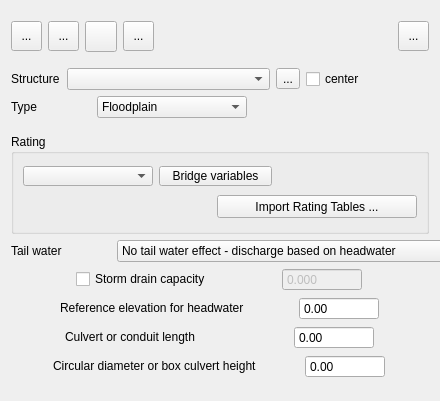
This is flo2d/ui/struct_editor.ui in FLO-2DSoftware/qgis-flo-2d-plugin as Qt 5 draws it before an edit. The edited form follows.
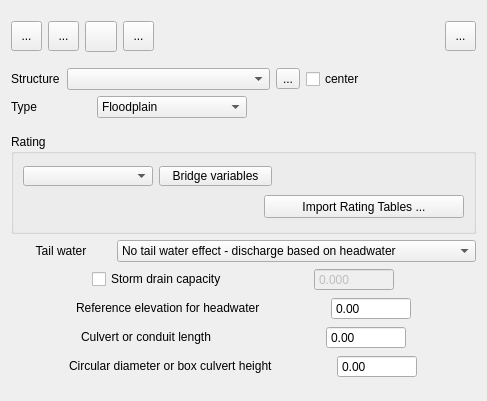
This is the edited form. Icons and pictures are not drawn.

Diff of the .ui file:
```diff
--- a/flo2d/ui/struct_editor.ui
+++ b/flo2d/ui/struct_editor.ui
@@ -6,12 +6,12 @@
    <rect>
     <x>0</x>
     <y>0</y>
-    <width>440</width>
+    <width>487</width>
     <height>401</height>
    </rect>
   </property>
   <property name="sizePolicy">
-   <sizepolicy hsizetype="Preferred" vsizetype="Preferred">
+   <sizepolicy hsizetype="Preferred" vsizetype="Fixed">
     <horstretch>0</horstretch>
     <verstretch>0</verstretch>
    </sizepolicy>
@@ -335,7 +335,7 @@
      <item>
       <widget class="QGroupBox" name="groupBox">
        <property name="sizePolicy">
-        <sizepolicy hsizetype="Fixed" vsizetype="Fixed">
+        <sizepolicy hsizetype="Expanding" vsizetype="Expanding">
          <horstretch>0</horstretch>
          <verstretch>0</verstretch>
         </sizepolicy>
@@ -348,7 +348,7 @@
        </property>
        <property name="maximumSize">
         <size>
-         <width>500</width>
+         <width>16777215</width>
          <height>100</height>
         </size>
        </property>
@@ -476,6 +476,9 @@
       <layout class="QVBoxLayout" name="verticalLayout">
        <item>
         <layout class="QHBoxLayout" name="horizontalLayout">
+         <property name="sizeConstraint">
+          <enum>QLayout::SetNoConstraint</enum>
+         </property>
          <item>
           <widget class="QLabel" name="label_5">
            <property name="sizePolicy">
@@ -499,12 +502,15 @@
            <property name="text">
             <string>Tail water</string>
            </property>
+           <property name="alignment">
+            <set>Qt::AlignCenter</set>
+           </property>
           </widget>
          </item>
          <item>
           <widget class="QComboBox" name="twater_effect_cbo">
            <property name="sizePolicy">
-            <sizepolicy hsizetype="Fixed" vsizetype="Fixed">
+            <sizepolicy hsizetype="Expanding" vsizetype="Fixed">
              <horstretch>0</horstretch>
              <verstretch>0</verstretch>
             </sizepolicy>
@@ -517,7 +523,7 @@
            </property>
            <property name="maximumSize">
             <size>
-             <width>330</width>
+             <width>16777215</width>
              <height>16777215</height>
             </size>
            </property>
```
Left out of the diff: 319 changed lines with no effect on the pictures.
